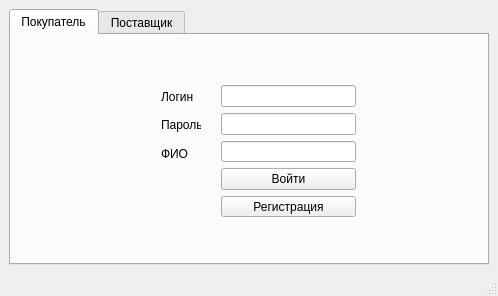
IraSoro/bike-store-database, file mainwindow.ui: the form before one commit.
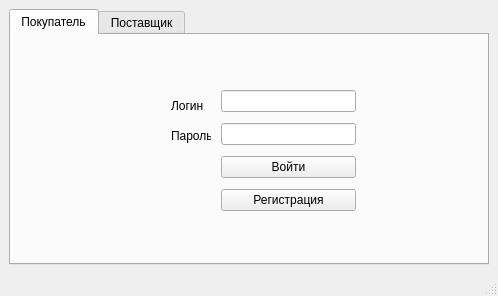
The form after the commit.

What changed in the file:
```diff
--- a/mainwindow.ui
+++ b/mainwindow.ui
@@ -40,9 +40,6 @@
          <item>
           <widget class="QLineEdit" name="lineEdit_2"/>
          </item>
-         <item>
-          <widget class="QLineEdit" name="lineEdit_3"/>
-         </item>
          <item>
           <widget class="QPushButton" name="pushButton">
            <property name="sizePolicy">
@@ -65,18 +62,15 @@
          </item>
         </layout>
        </widget>
-       <widget class="QWidget" name="verticalLayoutWidget">
-        <property name="geometry">
-         <rect>
-          <x>150</x>
-          <y>50</y>
-          <width>51</width>
-          <height>80</height>
-         </rect>
-        </property>
-        <layout class="QVBoxLayout" name="verticalLayout_3">
-         <item>
           <widget class="QLabel" name="label">
+        <property name="geometry">
+         <rect>
+          <x>160</x>
+          <y>60</y>
+          <width>40</width>
+          <height>21</height>
+         </rect>
+        </property>
            <property name="maximumSize">
             <size>
              <width>40</width>
@@ -87,9 +81,15 @@
             <string>Логин</string>
            </property>
           </widget>
-         </item>
-         <item>
           <widget class="QLabel" name="label_2">
+        <property name="geometry">
+         <rect>
+          <x>160</x>
+          <y>90</y>
+          <width>40</width>
+          <height>21</height>
+         </rect>
+        </property>
            <property name="maximumSize">
             <size>
              <width>40</width>
@@ -99,22 +99,6 @@
            <property name="text">
             <string>Пароль</string>
            </property>
-          </widget>
-         </item>
-         <item>
-          <widget class="QLabel" name="label_3">
-           <property name="maximumSize">
-            <size>
-             <width>40</width>
-             <height>16777215</height>
-            </size>
-           </property>
-           <property name="text">
-            <string>ФИО</string>
-           </property>
-          </widget>
-         </item>
-        </layout>
        </widget>
       </widget>
       <widget class="QWidget" name="tab_2">
```
Lines whose indentation alone changed are shown as unchanged.
